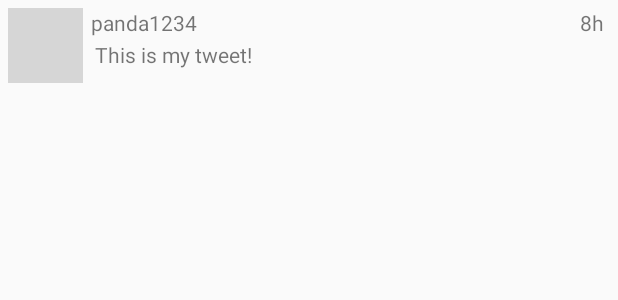
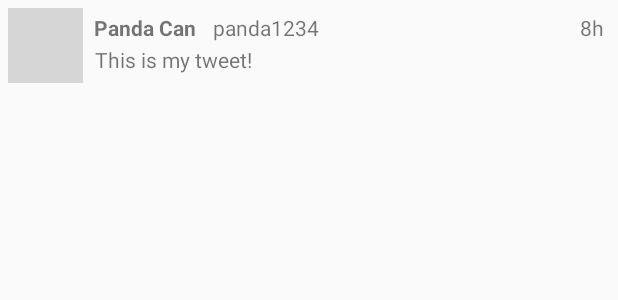
Before and after one commit to NilLab1/SimpleTwitterClone, an Android app: the layout item_tweet.xml on its own in the app's theme, with its tools: preview values and no code run, on a phone screen of 412 x 824 dp. Shown: the top 300 px of the screen. Run offline under Robolectric (Android 15) with nearby library versions, the phone set to English and light mode, and no system bars; grey boxes are pictures that could not be loaded.

Commit message:
added username and pan handle

```diff
--- a/app/src/main/res/layout/item_tweet.xml
+++ b/app/src/main/res/layout/item_tweet.xml
@@ -21,8 +21,9 @@
         android:layout_width="wrap_content"
         android:layout_height="wrap_content"
         android:layout_alignParentTop="true"
-        android:layout_marginStart="5dp"
-        android:layout_toEndOf="@+id/ivProfileImage"
+        android:layout_marginStart="11dp"
+        android:layout_marginTop="3dp"
+        android:layout_toEndOf="@+id/tvName"
         tools:text="panda1234" />
 
     <TextView
@@ -47,4 +48,15 @@
         android:layout_marginEnd="4dp"
         tools:text="8h" />
 
+    <TextView
+        android:id="@+id/tvName"
+        android:layout_width="wrap_content"
+        android:layout_height="wrap_content"
+        android:layout_alignParentTop="true"
+        android:layout_marginStart="7dp"
+        android:layout_marginTop="3dp"
+        android:layout_toEndOf="@+id/ivProfileImage"
+        android:textStyle="bold"
+        tools:text="Panda Can" />
+
 </RelativeLayout>
```
Also changed, not shown: app/src/main/java/com/codepath/apps/restclienttemplate/TweetsAdapter.java (+6 -4 lines).
